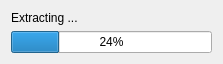
This is Source/RMG/UserInterface/Dialog/InstallUpdateDialog.ui in Rosalie241/RMG as Qt 5 draws it before an edit. The edited form follows.
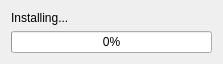
This is the edited form.

Commit message: RMG: fix InstallUpdateDialog not showing

```diff
--- a/Source/RMG/UserInterface/Dialog/InstallUpdateDialog.ui
+++ b/Source/RMG/UserInterface/Dialog/InstallUpdateDialog.ui
@@ -17,14 +17,14 @@
    <item>
     <widget class="QLabel" name="label">
      <property name="text">
-      <string>Extracting ...</string>
+      <string>Installing...</string>
      </property>
     </widget>
    </item>
    <item>
     <widget class="QProgressBar" name="progressBar">
      <property name="value">
-      <number>24</number>
+      <number>0</number>
      </property>
     </widget>
    </item>
```
The commit also changes 2 other files.
